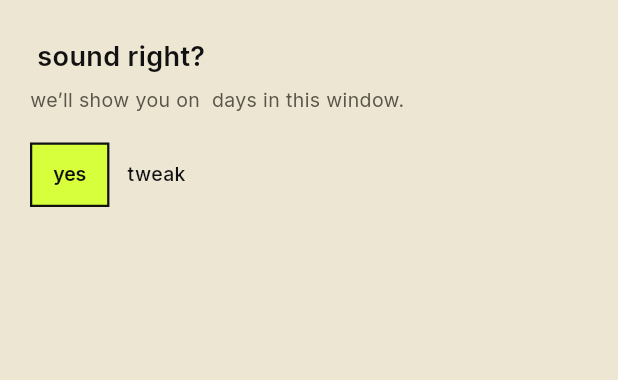
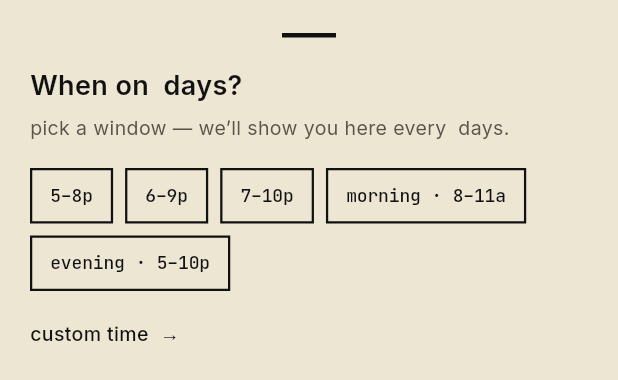
Before and after one commit to JesseLeDavis/Belay_Buddy, a Flutter app: the _RecurringIntentSheet widget shown alone on an empty page, opened directly with empty values, on a phone screen of 412 x 824 dp. Shown: the top 380 px of the screen. Run offline on Flutter 3.47's test engine with Material 3 defaults, Android fonts, the phone set to English and light mode, and no system bars; our stand-ins replace cloud_firestore, firebase_core, firebase_storage, flutter_riverpod, flutter_svg, freezed_annotation and 3 more; accounts and stored records are empty.

Commit message:
feat(now): tweak picker on recurring intent sheet (PR #19)
Replaces the binary yes/tweak prompt with a preset picker. Tapping
the forward-load "Thursday 5–8p" card now opens a sheet titled "When
on Thursdays?" with:

- Five preset window pills: 5–8p (suggested), 6–9p, 7–10p,
  morning · 8–11a, evening · 5–10p. The pill matching the
  suggested window is ink-filled; the rest are hairline outlines.
- Tap any pill → writes an intent with that window via the notifier,
  then dismisses. One-tap commit.
- "custom time  →" link at the bottom opens showTimePicker twice
  (start, then end), then writes. Lets users pick any window without
  cluttering the default pill set.

Drops the brittle string-parsing of "5–8p" — presets now carry their
own (startMinute, endMinute) tuples.

Co-Authored-By: Claude Opus 4.7 <noreply@anthropic.com>

```diff
--- a/lib/src/features/now/presentation/now_screen.dart
+++ b/lib/src/features/now/presentation/now_screen.dart
@@ -783,21 +783,76 @@ class _RecurringIntentSheet extends ConsumerWidget {
     'SUN': DateTime.sunday,
   };
 
+  // (label, startMinute, endMinute). The first matching the forward-load
+  // day's suggested window gets the ink-filled "suggested" treatment.
+  static const _presets = <(String, int, int)>[
+    ('5–8p', 17 * 60, 20 * 60),
+    ('6–9p', 18 * 60, 21 * 60),
+    ('7–10p', 19 * 60, 22 * 60),
+    ('morning · 8–11a', 8 * 60, 11 * 60),
+    ('evening · 5–10p', 17 * 60, 22 * 60),
+  ];
+
   @override
   Widget build(BuildContext context, WidgetRef ref) {
     final c = context.appColors;
     final weekday = _weekdayFromLabel[day.dayLabel] ?? DateTime.thursday;
     final plural = _pluralFor(day.dayLabel);
 
+    void writeIntent(int startMinute, int endMinute) {
+      final me = ref.read(currentUserNotifierProvider);
+      final cragId = me?.homeGymId ?? me?.homeCragId;
+      if (me != null && cragId != null) {
+        ref.read(recurringIntentsProvider.notifier).add(
+              userId: me.uid,
+              cragId: cragId,
+              weekday: weekday,
+              startMinute: startMinute,
+              endMinute: endMinute,
+            );
+      }
+      Navigator.of(context).pop();
+    }
+
+    Future<void> pickCustom() async {
+      final startTod = await showTimePicker(
+        context: context,
+        initialTime: const TimeOfDay(hour: 17, minute: 0),
+        helpText: 'start',
+      );
+      if (startTod == null || !context.mounted) return;
+      final endTod = await showTimePicker(
+        context: context,
+        initialTime: TimeOfDay(
+          hour: (startTod.hour + 3) % 24,
+          minute: startTod.minute,
+        ),
+        helpText: 'end',
+      );
+      if (endTod == null || !context.mounted) return;
+      writeIntent(
+        startTod.hour * 60 + startTod.minute,
+        endTod.hour * 60 + endTod.minute,
+      );
+    }
+
     return SafeArea(
       child: Padding(
-        padding: const EdgeInsets.fromLTRB(20, 24, 20, 24),
+        padding: const EdgeInsets.fromLTRB(20, 22, 20, 22),
         child: Column(
           mainAxisSize: MainAxisSize.min,
           crossAxisAlignment: CrossAxisAlignment.start,
           children: [
+            Center(
+              child: Container(
+                width: 36,
+                height: 3,
+                color: c.borderColor,
+              ),
+            ),
+            const SizedBox(height: 18),
             Text(
-              '${day.windowLabel} sound right?',
+              'When on $plural?',
               style: GoogleFonts.inter(
                 fontSize: 18,
                 fontWeight: FontWeight.w600,
@@ -806,39 +861,38 @@ class _RecurringIntentSheet extends ConsumerWidget {
             ),
             const SizedBox(height: 6),
             Text(
-              'we’ll show you on $plural in this window.',
+              'pick a window — we’ll show you here every $plural.',
               style: GoogleFonts.inter(
                 fontSize: 13,
                 color: c.textSecondary,
                 height: 1.4,
               ),
             ),
-            const SizedBox(height: 20),
-            Row(
+            const SizedBox(height: 18),
+            Wrap(
+              spacing: 8,
+              runSpacing: 8,
               children: [
-                _LimeButton(
-                  label: 'yes',
-                  onTap: () {
-                    final me = ref.read(currentUserNotifierProvider);
-                    final cragId = me?.homeGymId ?? me?.homeCragId;
-                    if (me != null && cragId != null) {
-                      ref.read(recurringIntentsProvider.notifier).add(
-                            userId: me.uid,
-                            cragId: cragId,
-                            weekday: weekday,
-                            startMinute: _parseStart(day.windowLabel),
-                            endMinute: _parseEnd(day.windowLabel),
-                          );
-                    }
-                    Navigator.of(context).pop();
-                  },
+                for (final preset in _presets)
+                  _WindowChip(
+                    label: preset.$1,
+                    suggested: preset.$1 == day.windowLabel,
+                    onTap: () => writeIntent(preset.$2, preset.$3),
+                  ),
+              ],
+            ),
+            const SizedBox(height: 18),
+            GestureDetector(
+              behavior: HitTestBehavior.opaque,
+              onTap: pickCustom,
+              child: Text(
+                'custom time  →',
+                style: GoogleFonts.inter(
+                  fontSize: 13,
+                  fontWeight: FontWeight.w500,
+                  color: c.ink,
                 ),
-                const SizedBox(width: 12),
-                _LinkAction(
-                  label: 'tweak',
-                  onTap: () => Navigator.of(context).pop(),
-                ),
-              ],
+              ),
             ),
           ],
         ),
@@ -866,28 +920,41 @@ class _RecurringIntentSheet extends ConsumerWidget {
         return '$dayLabel days';
     }
   }
+}
 
-  // "5–8p" → 17:00 / 20:00. Both endpoints share the same am/pm if only the
-  // end has it.
-  static int _parseStart(String window) => _parseEndpoint(window, start: true);
-  static int _parseEnd(String window) => _parseEndpoint(window, start: false);
+class _WindowChip extends StatelessWidget {
+  final String label;
+  final bool suggested;
+  final VoidCallback onTap;
+  const _WindowChip({
+    required this.label,
+    required this.suggested,
+    required this.onTap,
+  });
 
-  static int _parseEndpoint(String window, {required bool start}) {
-    final parts = window.split('–');
-    if (parts.length != 2) return 17 * 60;
-    final endRaw = parts[1].trim().toLowerCase();
-    final pm = endRaw.endsWith('p');
-    final raw = (start ? parts[0] : parts[1]).trim().toLowerCase();
-    final cleaned = raw.replaceAll(RegExp(r'[ap]'), '');
-    final segs = cleaned.split(':');
-    final hour12 = int.tryParse(segs.first) ?? 5;
-    final mins = segs.length > 1 ? int.tryParse(segs[1]) ?? 0 : 0;
-    // If the endpoint doesn't carry its own am/pm marker, inherit from the
-    // end of the window (e.g. "5–8p" — both are pm).
-    final rawHasMarker = raw.endsWith('a') || raw.endsWith('p');
-    final isPm = rawHasMarker ? raw.endsWith('p') : pm;
-    final h24 = (hour12 % 12) + (isPm ? 12 : 0);
-    return h24 * 60 + mins;
+  @override
+  Widget build(BuildContext context) {
+    final c = context.appColors;
+    return GestureDetector(
+      behavior: HitTestBehavior.opaque,
+      onTap: onTap,
+      child: Container(
+        padding: const EdgeInsets.symmetric(horizontal: 12, vertical: 8),
+        decoration: BoxDecoration(
+          color: suggested ? c.ink : c.canvas,
+          border: Border.all(color: c.ink, width: 1.5),
+        ),
+        child: Text(
+          label,
+          style: GoogleFonts.jetBrainsMono(
+            fontSize: 12,
+            fontWeight: FontWeight.w500,
+            color: suggested ? c.canvas : c.ink,
+            letterSpacing: -0.1,
+          ),
+        ),
+      ),
+    );
   }
 }
 
```
